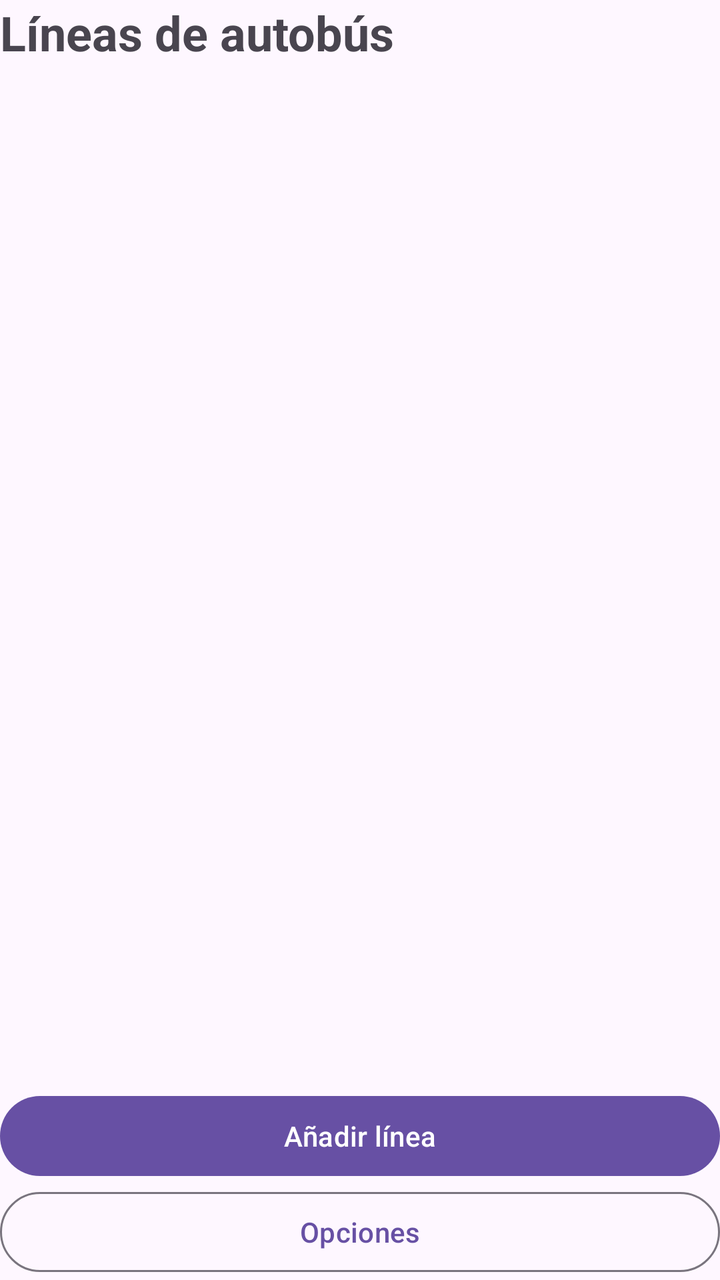
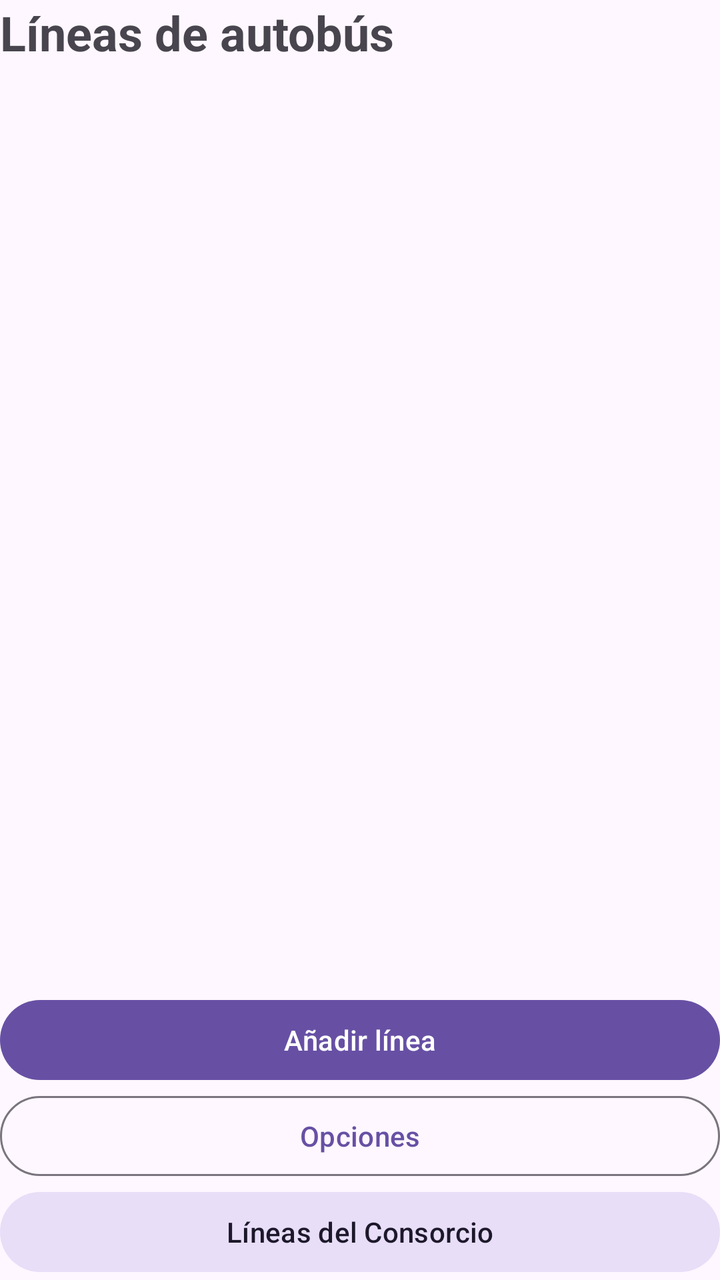

Two renders of the same Android screen: before a commit and after it. Below are the layout's source before the change and the commit's diff.
<!-- AndroidManifest.xml: application theme Theme.ACT2_UD1 -->
<!-- res/layout/activity_main.xml -->
<?xml version="1.0" encoding="utf-8"?>
<LinearLayout xmlns:android="http://schemas.android.com/apk/res/android"
    android:layout_width="match_parent"
    android:layout_height="match_parent"
    android:orientation="vertical"
    android:layout_margin="16dp"
    android:fitsSystemWindows="true">


    
    <TextView
        android:id="@+id/tvTitulo"
        android:layout_width="wrap_content"
        android:layout_height="wrap_content"
        android:text="@string/titulo_listado"
        android:textSize="24sp"
        android:textStyle="bold"
        android:layout_marginBottom="16dp"/>

    
    <ListView
        android:id="@+id/lvLineas"
        android:layout_width="match_parent"
        android:layout_height="0dp"
        android:layout_weight="1"/>

    
    <Button
        android:id="@+id/btnAnadir"
        android:layout_width="match_parent"
        android:layout_height="wrap_content"
        android:text="@string/btn_anadir"/>

    
    <Button
        android:id="@+id/btnOpciones"
        android:layout_width="match_parent"
        android:layout_height="wrap_content"
        android:text="@string/btn_opciones"
        style="@style/Widget.Material3.Button.OutlinedButton"/>

</LinearLayout>
<!-- resources referenced by this layout -->
<resources>
  <string name="btn_anadir">Añadir línea</string>
  <string name="btn_opciones">Opciones</string>
  <string name="titulo_listado">Líneas de autobús</string>
  <style name="Theme.ACT2_UD1" parent="Base.Theme.ACT2_UD1" />
  <style name="Base.Theme.ACT2_UD1" parent="Theme.Material3.DayNight.NoActionBar">
          
          
      </style>
</resources>

<!-- the commit's change to res/layout/activity_main.xml (unified diff, before → after) -->
@@ -39,4 +39,12 @@
         android:text="@string/btn_opciones"
         style="@style/Widget.Material3.Button.OutlinedButton"/>
 
+    
+    <Button
+        android:id="@+id/btnConsorcio"
+        android:layout_width="match_parent"
+        android:layout_height="wrap_content"
+        android:text="@string/btn_consorcio"
+        style="@style/Widget.Material3.Button.TonalButton"/>
+
 </LinearLayout>
<!-- resource entries referenced after the edit -->
@@ -1,6 +1,7 @@
 <!-- resources referenced by this layout -->
 <resources>
   <string name="btn_anadir">Añadir línea</string>
+  <string name="btn_consorcio">Líneas del Consorcio</string>
   <string name="btn_opciones">Opciones</string>
   <string name="titulo_listado">Líneas de autobús</string>
   <style name="Theme.ACT2_UD1" parent="Base.Theme.ACT2_UD1" />
